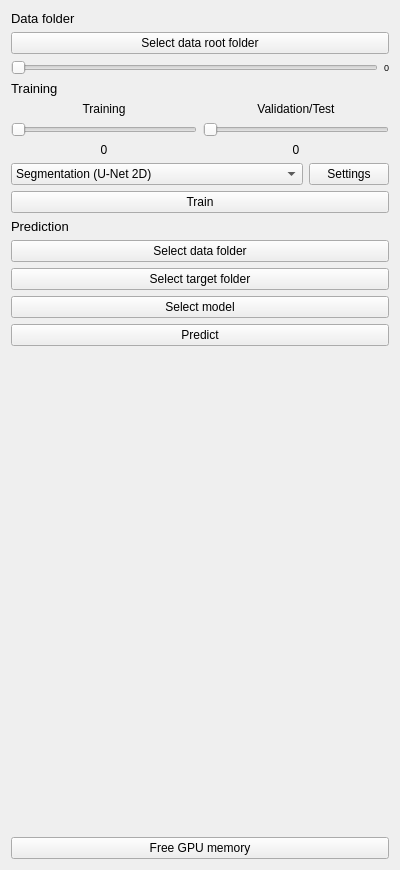
Qt form qu/ui/qu_main_widget.ui (aarpon/qu) before a commit.
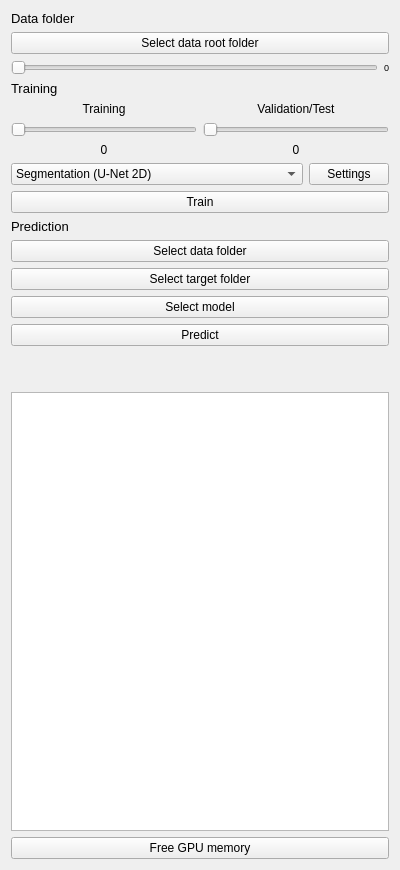
The same form after that commit.

Commit message: Integrate logger into main widget.

Diff of the .ui file:
```diff
--- a/qu/ui/qu_main_widget.ui
+++ b/qu/ui/qu_main_widget.ui
@@ -270,6 +270,22 @@
      </property>
     </spacer>
    </item>
+   <item>
+    <widget class="QTextEdit" name="teLogger">
+     <property name="sizePolicy">
+      <sizepolicy hsizetype="Expanding" vsizetype="MinimumExpanding">
+       <horstretch>0</horstretch>
+       <verstretch>1</verstretch>
+      </sizepolicy>
+     </property>
+     <property name="acceptDrops">
+      <bool>false</bool>
+     </property>
+     <property name="readOnly">
+      <bool>true</bool>
+     </property>
+    </widget>
+   </item>
    <item>
     <widget class="QPushButton" name="pbFreeMemory">
      <property name="text">
```
The commit also changes 3 other files.
